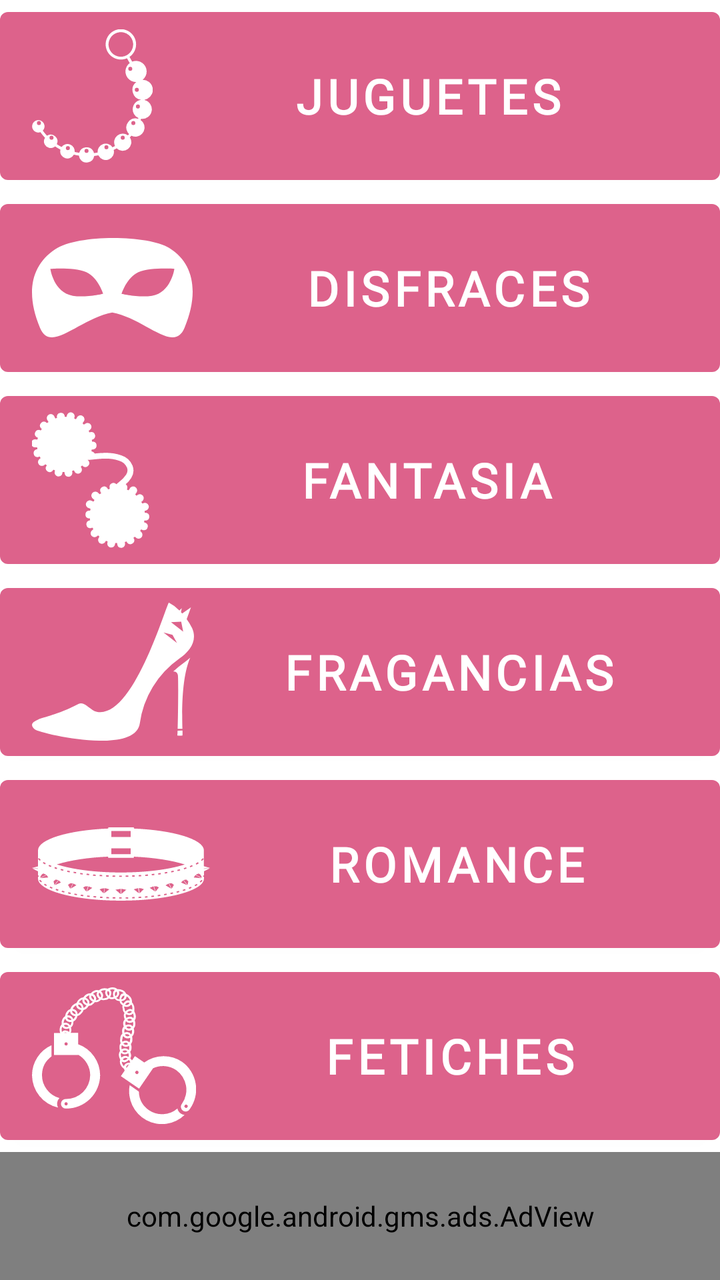
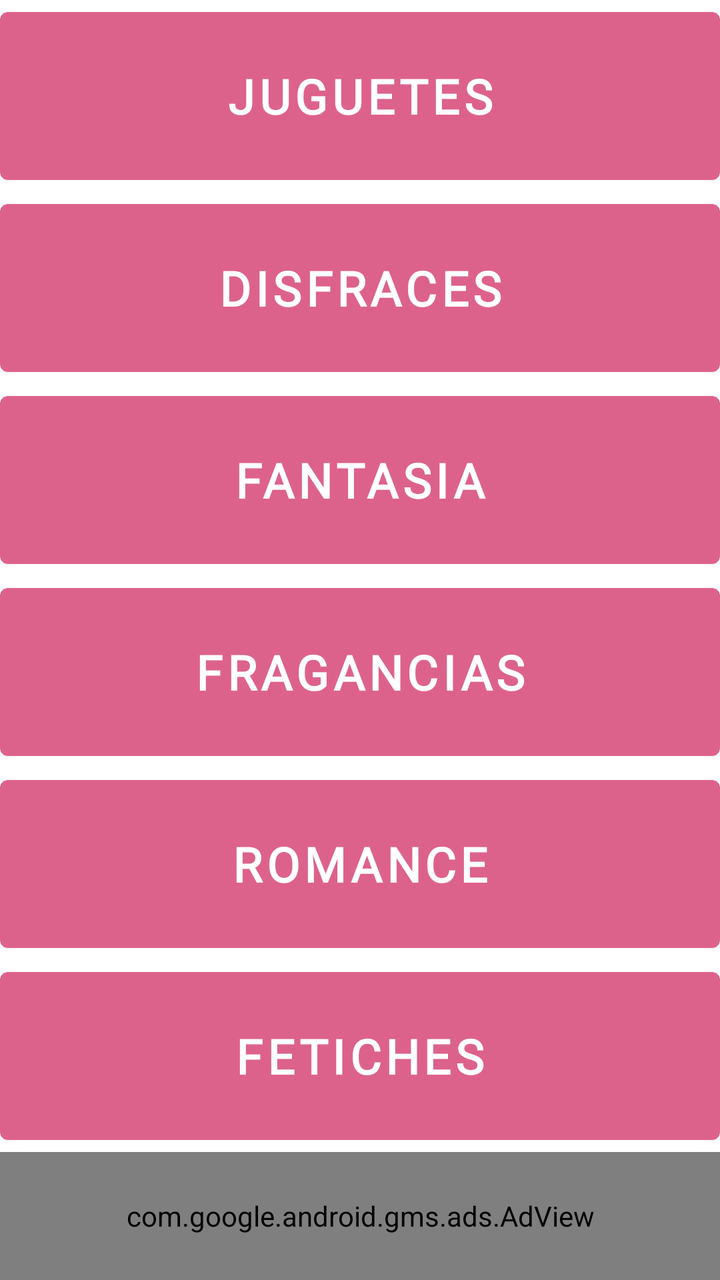

An Android layout rendered at two revisions. The XML below is the earlier revision; the diff shows what the commit changed to produce the second picture.
<!-- AndroidManifest.xml: application theme Theme.JuegoParaParejas -->
<!-- res/layout/seleccionar_adultos.xml -->
<?xml version="1.0" encoding="utf-8"?>
<androidx.constraintlayout.widget.ConstraintLayout xmlns:android="http://schemas.android.com/apk/res/android"
    xmlns:ads="http://schemas.android.com/apk/res-auto"
    xmlns:app="http://schemas.android.com/apk/res-auto"
    xmlns:tools="http://schemas.android.com/tools"
    android:layout_width="match_parent"
    android:layout_height="match_parent"
    tools:context=".seleccionarAdultos">

    <androidx.constraintlayout.widget.Guideline
        android:id="@+id/guideline27"
        android:layout_width="wrap_content"
        android:layout_height="wrap_content"
        android:orientation="horizontal"
        app:layout_constraintGuide_percent="0.3" />

    <androidx.constraintlayout.widget.Guideline
        android:id="@+id/guideline28"
        android:layout_width="wrap_content"
        android:layout_height="wrap_content"
        android:orientation="horizontal"
        app:layout_constraintGuide_percent="0.6" />

    <androidx.constraintlayout.widget.Guideline
        android:id="@+id/guideline30"
        android:layout_width="wrap_content"
        android:layout_height="wrap_content"
        android:orientation="vertical"
        app:layout_constraintGuide_begin="-3dp" />

    <androidx.constraintlayout.widget.Guideline
        android:id="@+id/guideline31"
        android:layout_width="wrap_content"
        android:layout_height="wrap_content"
        android:orientation="horizontal"
        app:layout_constraintGuide_percent="0.15" />

    <androidx.constraintlayout.widget.Guideline
        android:id="@+id/guideline32"
        android:layout_width="wrap_content"
        android:layout_height="wrap_content"
        android:orientation="horizontal"
        app:layout_constraintGuide_percent="0.45" />

    <androidx.constraintlayout.widget.Guideline
        android:id="@+id/guideline33"
        android:layout_width="wrap_content"
        android:layout_height="wrap_content"
        android:orientation="horizontal"
        app:layout_constraintGuide_percent="0.75" />

    <Button
        android:id="@+id/onceBoton"
        android:layout_width="0dp"
        android:layout_height="0dp"
        android:drawableLeft="@drawable/dildo_anal"
        android:fontFamily="@font/roboto_slab"
        android:text="@string/pack_11_name"
        android:textAlignment="center"
        android:textSize="24sp"
        android:textStyle="bold"
        app:layout_constraintBottom_toTopOf="@+id/guideline31"
        app:layout_constraintEnd_toEndOf="parent"
        app:layout_constraintStart_toStartOf="parent"
        app:layout_constraintTop_toTopOf="parent" />

    <Button
        android:id="@+id/doceBoton"
        android:layout_width="0dp"
        android:layout_height="0dp"
        android:drawableLeft="@drawable/antifaz"
        android:fontFamily="@font/roboto_slab"
        android:text="@string/pack_12_name"
        android:textAlignment="center"
        android:textSize="24sp"
        android:textStyle="bold"
        ads:layout_constraintHorizontal_bias="0.0"
        ads:layout_constraintVertical_bias="0.0"
        app:layout_constraintBottom_toTopOf="@+id/guideline27"
        app:layout_constraintEnd_toEndOf="parent"
        app:layout_constraintStart_toStartOf="parent"
        app:layout_constraintTop_toTopOf="@+id/guideline31" />

    <Button
        android:id="@+id/treceBoton"
        android:layout_width="0dp"
        android:layout_height="0dp"
        android:drawableLeft="@drawable/pompa"
        android:fontFamily="@font/roboto_slab"
        android:text="@string/pack_13_name"
        android:textAlignment="center"
        android:textSize="24sp"
        android:textStyle="bold"
        app:layout_constraintBottom_toTopOf="@+id/guideline32"
        app:layout_constraintEnd_toEndOf="parent"
        app:layout_constraintStart_toStartOf="parent"
        app:layout_constraintTop_toTopOf="@+id/guideline27" />

    <Button
        android:id="@+id/catorceBoton"
        android:layout_width="0dp"
        android:layout_height="0dp"
        android:drawableLeft="@drawable/zapato"
        android:fontFamily="@font/roboto_slab"
        android:text="@string/pack_14_name"
        android:textAlignment="center"
        android:textSize="24sp"
        android:textStyle="bold"
        app:layout_constraintBottom_toTopOf="@+id/guideline28"
        app:layout_constraintEnd_toEndOf="parent"
        app:layout_constraintStart_toStartOf="parent"
        app:layout_constraintTop_toTopOf="@+id/guideline32" />

    <Button
        android:id="@+id/quinceBoton"
        android:layout_width="0dp"
        android:layout_height="0dp"
        android:drawableLeft="@drawable/collar"
        android:fontFamily="@font/roboto_slab"
        android:text="@string/pack_15_name"
        android:textAlignment="center"
        android:textSize="24sp"
        android:textStyle="bold"
        app:layout_constraintBottom_toTopOf="@+id/guideline33"
        app:layout_constraintEnd_toEndOf="parent"
        app:layout_constraintStart_toStartOf="parent"
        app:layout_constraintTop_toTopOf="@+id/guideline28" />

    <Button
        android:id="@+id/diesiseisBoton"
        android:layout_width="0dp"
        android:layout_height="0dp"
        android:drawableLeft="@drawable/esposas"
        android:fontFamily="@font/roboto_slab"
        android:text="@string/pack_16_name"
        android:textAlignment="center"
        android:textSize="24sp"
        android:textStyle="bold"
        app:layout_constraintBottom_toTopOf="@+id/guideline8"
        app:layout_constraintEnd_toEndOf="parent"
        app:layout_constraintStart_toStartOf="parent"
        app:layout_constraintTop_toTopOf="@+id/guideline33" />

    <androidx.constraintlayout.widget.Guideline
        android:id="@+id/guideline8"
        android:layout_width="wrap_content"
        android:layout_height="wrap_content"
        android:orientation="horizontal"
        app:layout_constraintGuide_percent="0.9" />

    <com.google.android.gms.ads.AdView
        android:id="@+id/banner"
        android:layout_width="0dp"
        android:layout_height="0dp"
        ads:adSize="LARGE_BANNER"
        ads:adUnitId="ca-app-pub-4930505659937183/1086489100"
        ads:layout_constraintBottom_toBottomOf="parent"
        ads:layout_constraintEnd_toEndOf="parent"
        ads:layout_constraintStart_toStartOf="parent"
        ads:layout_constraintTop_toTopOf="@+id/guideline8">


    </com.google.android.gms.ads.AdView>


</androidx.constraintlayout.widget.ConstraintLayout>
<!-- resources referenced by this layout -->
<resources>
  <!-- drawable antifaz (drawable) -->
  <vector xmlns:android="http://schemas.android.com/apk/res/android"
      android:width="80.38dp"
      android:height="49.51dp"
      android:viewportWidth="80.38"
      android:viewportHeight="49.51">
    <path
        android:fillColor="#FFFFFF"
        android:pathData="M68.69,5c-10.49,-6.51 -45.54,-7 -57,0.59C-1.19,14.08 -2.9,28.33 4,44.76c5.45,13 19.36,-4.46 36.15,-7.61C56.93,40.3 70.85,57.77 76.3,44.76 83.19,28.33 81.79,13.12 68.69,5ZM20.39,28.8c-9.57,-1.58 -11.2,-13.4 -11.2,-13.4s12.1,-1 18,1.66 8.39,10.73 8.39,10.73S26.76,29.85 20.39,28.8ZM59.99,28.8c-6.38,1.05 -15.16,-1 -15.16,-1s2.52,-8.1 8.39,-10.73 18,-1.66 18,-1.66S69.56,27.22 60,28.8Z"/>
  </vector>
  <!-- drawable collar: vector/xml drawable (drawable, 5220 chars, omitted) -->
  <!-- drawable dildo_anal: vector/xml drawable (drawable, 2103 chars, omitted) -->
  <!-- drawable esposas: vector/xml drawable (drawable, 12205 chars, omitted) -->
  <!-- drawable pompa: vector/xml drawable (drawable, 3314 chars, omitted) -->
  <!-- drawable zapato (drawable) -->
  <vector xmlns:android="http://schemas.android.com/apk/res/android"
      android:width="81.09dp"
      android:height="68.88dp"
      android:viewportWidth="81.09"
      android:viewportHeight="68.88">
    <path
        android:fillColor="#FFFFFF"
        android:pathData="M80.16,12.75a26.83,26.83 0,0 0,-2.73 -4.54l0,0 2.14,-5.84 -4.41,3c-0.19,-0.22 -0.38,-0.44 -0.58,-0.65l0.38,-2 -1.2,1.16A19.41,19.41 0,0 0,68.56 0C67.52,-0.48 51,58.39 32.44,54.45 29,53.71 26.37,49 23.37,50.51 12.38,56.2 6.17,56.89 3,58.39c-2.16,1 -4.54,2.21 -1.62,4.82 2.16,1.94 50.24,13.35 52.59,-3A47.38,47.38 0,0 1,73.57 28.05C78.85,24.42 83,19.17 80.16,12.75ZM65.84,14.89l4.49,1.16 2.25,4.07ZM74.68,9.47 L75.68,14.47L69.58,9.71ZM76.09,29.92a26.92,26.92 0,0 0,3.1 -2.48C74.7,37.76 75.1,55.57 75.29,63L72.91,63c0.23,-7.56 0.43,-25.6 0.08,-27a2,2 0,0 0,-2.3 -1.62A43.86,43.86 0,0 1,76.09 29.92ZM75.32,63.84a21.84,21.84 0,0 1,0 2.43,8 8,0 0,1 -2.59,0 22.67,22.67 0,0 0,0.15 -2.4Z"/>
  </vector>
  <string name="pack_11_name">JUGUETES</string>
  <string name="pack_12_name">DISFRACES</string>
  <string name="pack_13_name">FANTASIA</string>
  <string name="pack_14_name">FRAGANCIAS</string>
  <string name="pack_15_name">ROMANCE</string>
  <string name="pack_16_name">FETICHES</string>
  <style name="Theme.JuegoParaParejas" parent="Theme.MaterialComponents.DayNight.NoActionBar">
          
          <item name="colorPrimary">#FDDD618B</item>
          <item name="colorPrimaryVariant">#FDDD618B</item>
          <item name="colorOnPrimary">@color/white</item>
          
          <item name="colorSecondary">@color/purple_200</item>
          <item name="colorSecondaryVariant">@color/purple_500</item>
          <item name="colorOnSecondary">@color/black</item>
          
          <item name="android:statusBarColor" tools:targetApi="l">?attr/colorPrimaryVariant</item>
          
      </style>
  <color name="white">#FFFFFFFF</color>
  <color name="purple_200">#FFBB86FC</color>
  <color name="purple_500">#FF6200EE</color>
  <color name="black">#FF000000</color>
</resources>

<!-- the commit's change to res/layout/seleccionar_adultos.xml (unified diff, before → after) -->
@@ -53,7 +53,7 @@
         android:id="@+id/onceBoton"
         android:layout_width="0dp"
         android:layout_height="0dp"
-        android:drawableLeft="@drawable/dildo_anal"
+        android:drawableStart="@drawable/dildo_anal"
         android:fontFamily="@font/roboto_slab"
         android:text="@string/pack_11_name"
         android:textAlignment="center"
@@ -68,7 +68,7 @@
         android:id="@+id/doceBoton"
         android:layout_width="0dp"
         android:layout_height="0dp"
-        android:drawableLeft="@drawable/antifaz"
+        android:drawableStart="@drawable/antifaz"
         android:fontFamily="@font/roboto_slab"
         android:text="@string/pack_12_name"
         android:textAlignment="center"
@@ -85,7 +85,7 @@
         android:id="@+id/treceBoton"
         android:layout_width="0dp"
         android:layout_height="0dp"
-        android:drawableLeft="@drawable/pompa"
+        android:drawableStart="@drawable/pompa"
         android:fontFamily="@font/roboto_slab"
         android:text="@string/pack_13_name"
         android:textAlignment="center"
@@ -100,7 +100,7 @@
         android:id="@+id/catorceBoton"
         android:layout_width="0dp"
         android:layout_height="0dp"
-        android:drawableLeft="@drawable/zapato"
+        android:drawableStart="@drawable/zapato"
         android:fontFamily="@font/roboto_slab"
         android:text="@string/pack_14_name"
         android:textAlignment="center"
@@ -115,7 +115,7 @@
         android:id="@+id/quinceBoton"
         android:layout_width="0dp"
         android:layout_height="0dp"
-        android:drawableLeft="@drawable/collar"
+        android:drawableStart="@drawable/collar"
         android:fontFamily="@font/roboto_slab"
         android:text="@string/pack_15_name"
         android:textAlignment="center"
@@ -130,7 +130,7 @@
         android:id="@+id/diesiseisBoton"
         android:layout_width="0dp"
         android:layout_height="0dp"
-        android:drawableLeft="@drawable/esposas"
+        android:drawableStart="@drawable/esposas"
         android:fontFamily="@font/roboto_slab"
         android:text="@string/pack_16_name"
         android:textAlignment="center"
